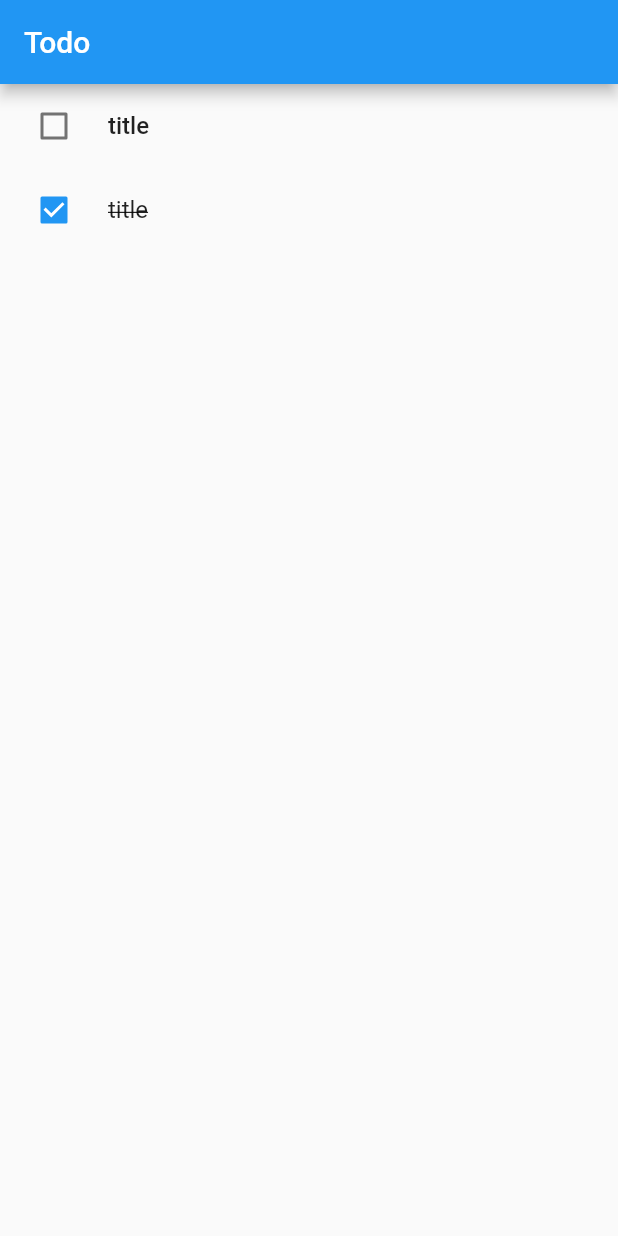
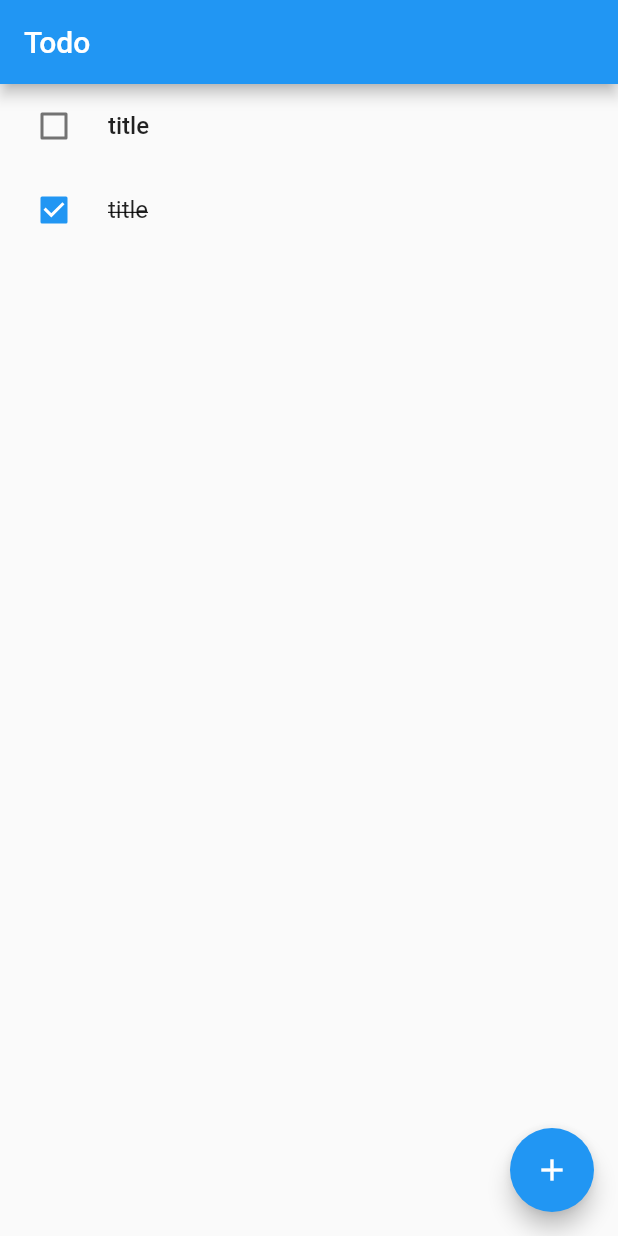
Before and after one commit to albinpk/flutter-todo, a Flutter app: the screen it shows after launch, on a phone screen of 412 x 824 dp. Run offline on Flutter 3.47's test engine with Material 2 defaults, Android fonts, the phone set to English and light mode, and no system bars; our stand-ins replace equatable, flutter_bloc.

Commit message:
feat(todo): add FloatingActionButton in TodoPage

```diff
--- a/000-todo/lib/pages/todo_page.dart
+++ b/000-todo/lib/pages/todo_page.dart
@@ -13,6 +13,12 @@ class TodoPage extends StatelessWidget {
         title: const Text('Todo'),
       ),
       body: const TodoView(),
+      floatingActionButton: FloatingActionButton(
+        onPressed: () {
+          // Add new Todo
+        },
+        child: const Icon(Icons.add),
+      ),
     );
   }
 }
```
